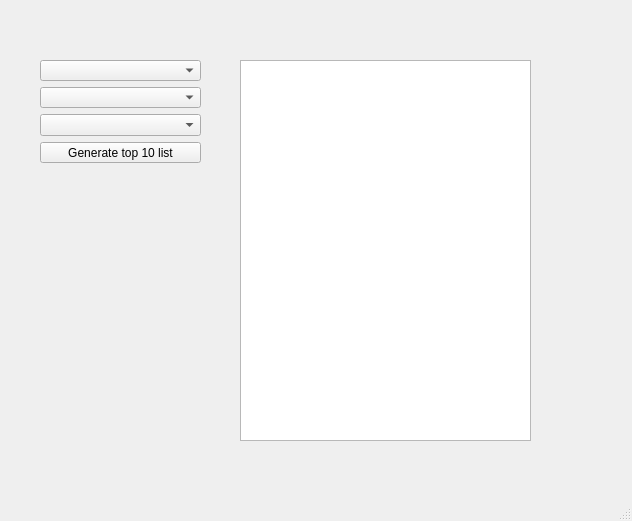
The window that Verkefni2/ui/window.ui (thortom/T-316-GAVI) describes before a commit, drawn with Qt 5.
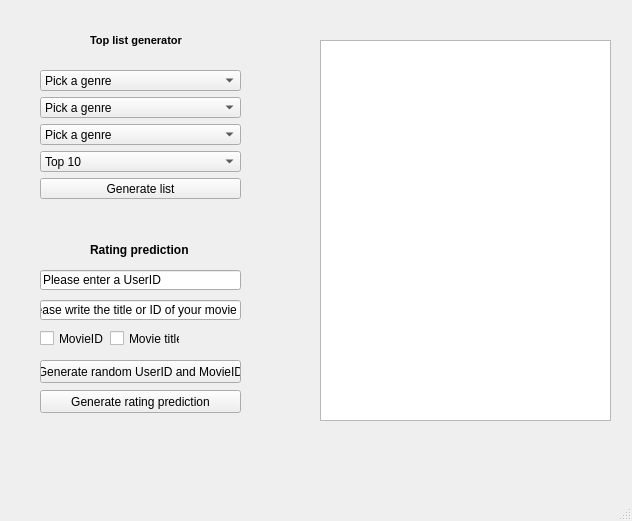
The same window after the commit.

Commit message: Jolly good m'lady *tips fedora*

What changed in the file:
```diff
--- a/Verkefni2/ui/window.ui
+++ b/Verkefni2/ui/window.ui
@@ -17,8 +17,8 @@
    <widget class="QTextBrowser" name="textBrowser">
     <property name="geometry">
      <rect>
-      <x>240</x>
-      <y>60</y>
+      <x>320</x>
+      <y>40</y>
       <width>291</width>
       <height>381</height>
      </rect>
@@ -28,24 +28,17 @@
     <property name="geometry">
      <rect>
       <x>40</x>
-      <y>60</y>
-      <width>161</width>
-      <height>103</height>
+      <y>70</y>
+      <width>201</width>
+      <height>129</height>
      </rect>
     </property>
     <layout class="QGridLayout" name="gridLayout">
-     <item row="5" column="0">
-      <widget class="QPushButton" name="genTop10">
-       <property name="text">
-        <string>Generate top 10 list</string>
-       </property>
-      </widget>
-     </item>
      <item row="3" column="0">
       <widget class="QComboBox" name="comboBox_2">
        <item>
         <property name="text">
-         <string/>
+         <string>Pick a genre</string>
         </property>
        </item>
        <item>
@@ -144,7 +137,7 @@
       <widget class="QComboBox" name="comboBox_1">
        <item>
         <property name="text">
-         <string/>
+         <string>Pick a genre</string>
         </property>
        </item>
        <item>
@@ -243,7 +236,7 @@
       <widget class="QComboBox" name="comboBox_3">
        <item>
         <property name="text">
-         <string/>
+         <string>Pick a genre</string>
         </property>
        </item>
        <item>
@@ -338,8 +331,193 @@
        </item>
       </widget>
      </item>
+     <item row="6" column="0">
+      <widget class="QPushButton" name="genTop10">
+       <property name="text">
+        <string>Generate list</string>
+       </property>
+      </widget>
+     </item>
+     <item row="5" column="0">
+      <widget class="QComboBox" name="comboBox_4">
+       <item>
+        <property name="text">
+         <string>Top 10</string>
+        </property>
+       </item>
+       <item>
+        <property name="text">
+         <string>Top 20</string>
+        </property>
+       </item>
+       <item>
+        <property name="text">
+         <string>Top 30</string>
+        </property>
+       </item>
+       <item>
+        <property name="text">
+         <string>Top 50</string>
+        </property>
+       </item>
+       <item>
+        <property name="text">
+         <string>Top 75</string>
+        </property>
+       </item>
+       <item>
+        <property name="text">
+         <string>Top 100</string>
+        </property>
+       </item>
+       <item>
+        <property name="text">
+         <string>Top 150</string>
+        </property>
+       </item>
+       <item>
+        <property name="text">
+         <string>Top 200</string>
+        </property>
+       </item>
+       <item>
+        <property name="text">
+         <string>Top 250</string>
+        </property>
+       </item>
+      </widget>
+     </item>
     </layout>
    </widget>
+   <widget class="QLabel" name="label">
+    <property name="geometry">
+     <rect>
+      <x>90</x>
+      <y>30</y>
+      <width>131</width>
+      <height>20</height>
+     </rect>
+    </property>
+    <property name="font">
+     <font>
+      <pointsize>8</pointsize>
+      <weight>75</weight>
+      <bold>true</bold>
+     </font>
+    </property>
+    <property name="text">
+     <string>Top list generator</string>
+    </property>
+   </widget>
+   <widget class="QLineEdit" name="lineEdit">
+    <property name="geometry">
+     <rect>
+      <x>40</x>
+      <y>270</y>
+      <width>201</width>
+      <height>20</height>
+     </rect>
+    </property>
+    <property name="text">
+     <string>Please enter a UserID</string>
+    </property>
+   </widget>
+   <widget class="QLineEdit" name="lineEdit_2">
+    <property name="geometry">
+     <rect>
+      <x>40</x>
+      <y>300</y>
+      <width>201</width>
+      <height>20</height>
+     </rect>
+    </property>
+    <property name="text">
+     <string>Please write the title or ID of your movie</string>
+    </property>
+   </widget>
+   <widget class="QPushButton" name="pushButton">
+    <property name="geometry">
+     <rect>
+      <x>40</x>
+      <y>390</y>
+      <width>201</width>
+      <height>23</height>
+     </rect>
+    </property>
+    <property name="text">
+     <string>Generate rating prediction</string>
+    </property>
+   </widget>
+   <widget class="QPushButton" name="pushButton_2">
+    <property name="geometry">
+     <rect>
+      <x>40</x>
+      <y>360</y>
+      <width>201</width>
+      <height>23</height>
+     </rect>
+    </property>
+    <property name="text">
+     <string>Generate random UserID and MovieID</string>
+    </property>
+   </widget>
+   <widget class="QCheckBox" name="checkBox">
+    <property name="geometry">
+     <rect>
+      <x>40</x>
+      <y>330</y>
+      <width>70</width>
+      <height>17</height>
+     </rect>
+    </property>
+    <property name="text">
+     <string>MovieID</string>
+    </property>
+   </widget>
+   <widget class="QCheckBox" name="checkBox_2">
+    <property name="geometry">
+     <rect>
+      <x>110</x>
+      <y>330</y>
+      <width>70</width>
+      <height>17</height>
+     </rect>
+    </property>
+    <property name="text">
+     <string>Movie title</string>
+    </property>
+   </widget>
+   <widget class="QWidget" name="horizontalLayoutWidget">
+    <property name="geometry">
+     <rect>
+      <x>80</x>
+      <y>30</y>
+      <width>121</width>
+      <height>21</height>
+     </rect>
+    </property>
+    <layout class="QHBoxLayout" name="horizontalLayout"/>
+   </widget>
+   <widget class="QLabel" name="label_2">
+    <property name="geometry">
+     <rect>
+      <x>90</x>
+      <y>240</y>
+      <width>101</width>
+      <height>20</height>
+     </rect>
+    </property>
+    <property name="font">
+     <font>
+      <weight>75</weight>
+      <italic>false</italic>
+      <bold>true</bold>
+     </font>
+    </property>
+    <property name="text">
+     <string>Rating prediction</string>
+    </property>
+   </widget>
   </widget>
   <widget class="QMenuBar" name="menubar">
    <property name="geometry">
```
The commit also changes 1 other file.
